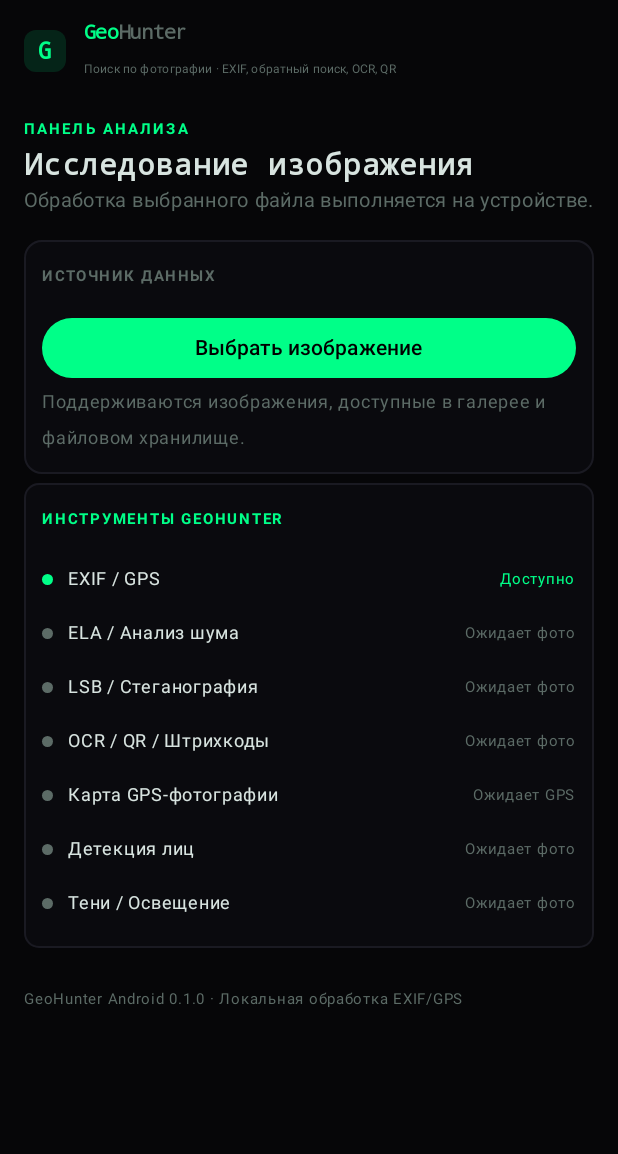
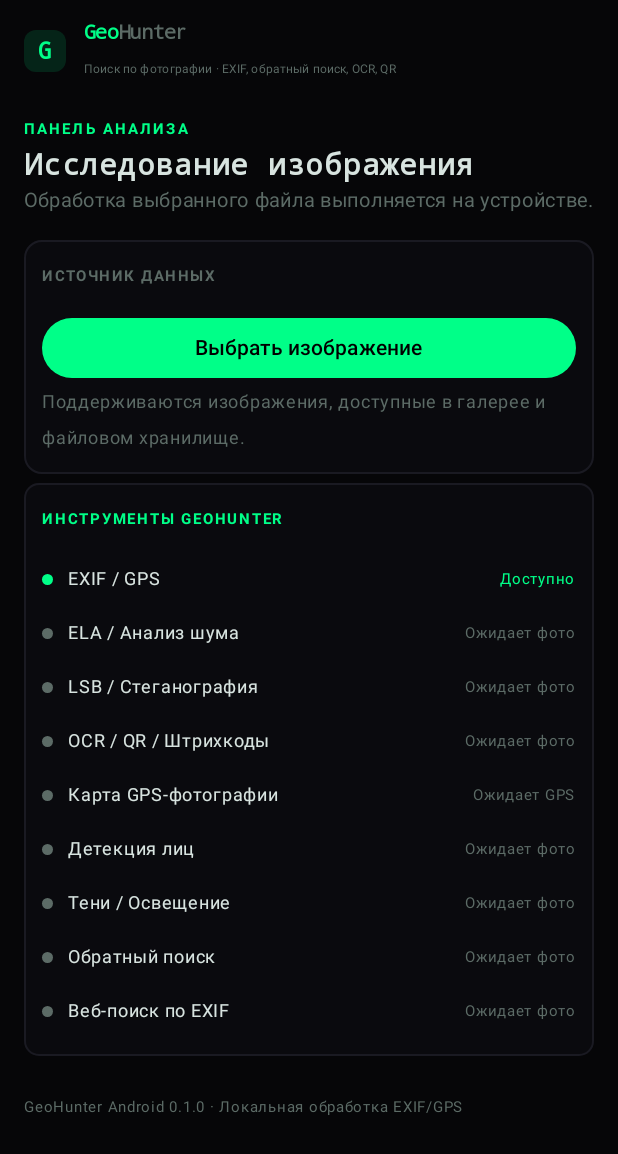
Before and after one commit to ERRORoX/Geohunter, an Android app built with Jetpack Compose: the screen it shows after launch (MainActivity), on a phone screen of 412 x 824 dp. Shown: the top 1154 px of the screen. Run offline under Robolectric (Android 15) with nearby library versions, the phone set to English and light mode, and no system bars; libraries missing offline, so code that uses them is left out: org.maplibre.android.

Commit message:
Show reverse-search tools in GeoHunter capability status

```diff
--- a/android/app/src/main/java/com/errorox/geohunter/MainActivity.kt
+++ b/android/app/src/main/java/com/errorox/geohunter/MainActivity.kt
@@ -440,6 +440,8 @@ private fun GeoHunterApp() {
                     ToolStatus("Карта GPS-фотографии", if (metadata?.latitude != null && metadata?.longitude != null) "Координаты найдены" else "Ожидает GPS", metadata?.latitude != null && metadata?.longitude != null)
                     ToolStatus("Детекция лиц", if (sceneOutcome?.result != null) "Доступно" else if (selectedUri != null) "Анализ…" else "Ожидает фото", sceneOutcome?.result != null)
                     ToolStatus("Тени / Освещение", if (sceneOutcome?.result != null) "Доступно" else if (selectedUri != null) "Анализ…" else "Ожидает фото", sceneOutcome?.result != null)
+                    ToolStatus("Обратный поиск", if (selectedUri != null) "Можно отправить фото" else "Ожидает фото", selectedUri != null)
+                    ToolStatus("Веб-поиск по EXIF", if (selectedUri != null) "Доступно" else "Ожидает фото", selectedUri != null)
                 }
             }
 
```
